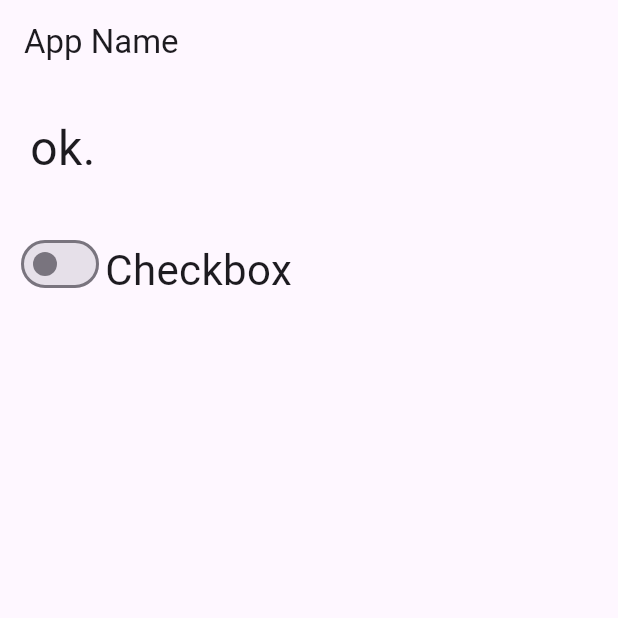
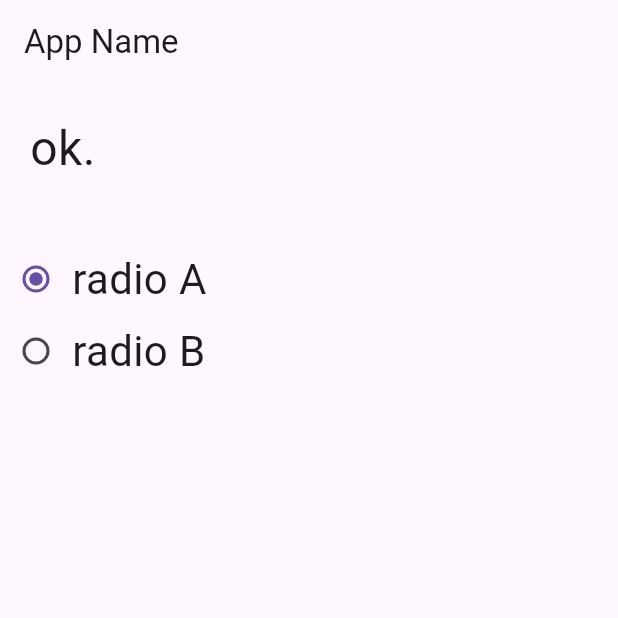
Before and after one commit to f24ba017/RepositoryForVSCode, a Flutter app: the screen it shows after launch, on a phone screen of 412 x 824 dp, the top half of it. Run offline on Flutter 3.47's test engine with Material 3 defaults, Android fonts, the phone set to English and light mode, and no system bars.

Commit message:
3-12 書き換え

```diff
--- a/flutter_app/lib/main.dart
+++ b/flutter_app/lib/main.dart
@@ -27,7 +27,7 @@ class MyHomePage extends StatefulWidget {
 
 class _MyHomePageState extends State<MyHomePage> {
   static var _message = 'ok.';
-  static var _checked = false;
+  static var _selected = 'A';
 
   @override
   Widget build(BuildContext context) {
@@ -51,25 +51,49 @@ class _MyHomePageState extends State<MyHomePage> {
                   fontFamily: "Roboto"),
               ),
             ),
+
             Padding(
               padding: EdgeInsets.all(10.0),
-              child: Row(
+            ),
+
+            Row(
                 mainAxisAlignment: MainAxisAlignment.start,
                 mainAxisSize: MainAxisSize.max,
-                  crossAxisAlignment: CrossAxisAlignment.end,
+                crossAxisAlignment: CrossAxisAlignment.center,
                 children: <Widget>[
-                    Switch(
-                      value:_checked,
+
+                  Radio<String>(
+                    value: 'A',
+                    groupValue: _selected,
                     onChanged: checkChanged,
                   ),
                   Text(
-                      "Checkbox",
+                    "radio A",
                     style: TextStyle(fontSize:28.0,
                       fontWeight: FontWeight.w400,
                       fontFamily: "Roboto"),
                   )
                 ]
+            ),
+
+            Row(
+                mainAxisAlignment: MainAxisAlignment.start,
+                mainAxisSize: MainAxisSize.max,
+                crossAxisAlignment: CrossAxisAlignment.center,
+                children: <Widget>[
+
+                  Radio<String>(
+                    value: 'B',
+                    groupValue: _selected,
+                    onChanged: checkChanged,
+                  ),
+                  Text(
+                    "radio B",
+                    style: TextStyle(fontSize:28.0,
+                      fontWeight: FontWeight.w400,
+                      fontFamily: "Roboto"),
                   )
+                ]
             ),
           ],
         ),
@@ -77,11 +101,10 @@ class _MyHomePageState extends State<MyHomePage> {
     );
   }
 
-  void checkChanged(bool? value){
+  void checkChanged(String? value){
     setState(() {
-      _checked = value!;
-      _message = value ? 'checked!' : 'not checked...';
+      _selected = value ?? 'nodata';
+      _message = 'select: $_selected';
     });
   }
-
 }
```
Lines whose indentation alone changed are shown as unchanged.
